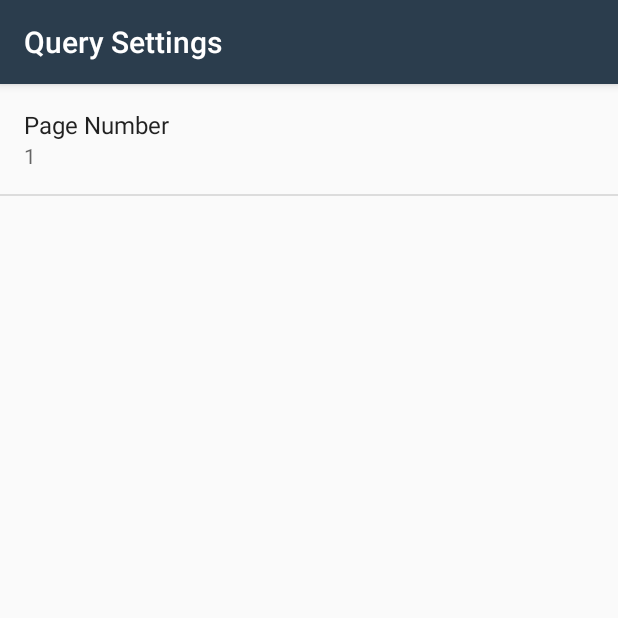
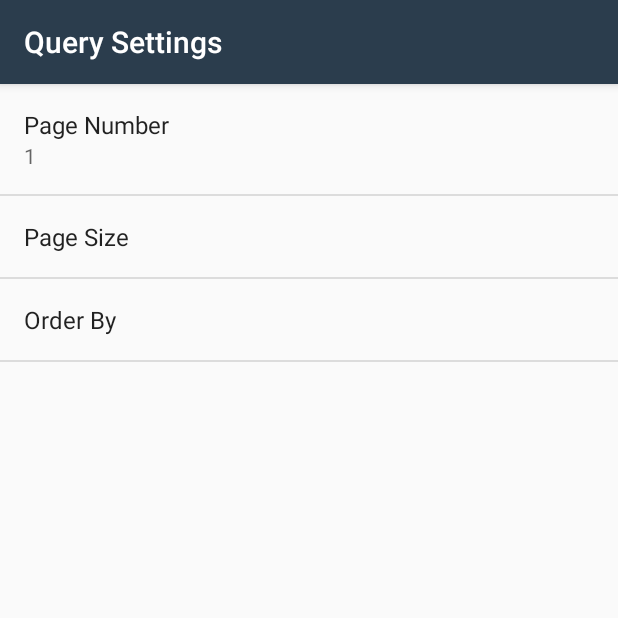
Before and after one commit to WillMcIntosh/NewsApp, an Android app: the SettingsActivity screen opened directly, with no data from a screen before it, on a phone screen of 412 x 824 dp, the top half of it. Run offline under Robolectric (Android 15) with nearby library versions, the phone set to English and light mode, and no system bars.

Commit message:
added page size preference.

```diff
--- /dev/null
+++ b/app/src/main/res/values/arrays.xml
@@ -0,0 +1,14 @@
+<?xml version="1.0" encoding="utf-8"?>
+<resources>
+    <string-array name="settings_order_by_labels">
+        <item>@string/settings_order_by_newest_label</item>
+        <item>@string/settings_order_by_oldest_label</item>
+        <item>@string/settings_order_by_relevance_label</item>
+    </string-array>
+
+    <string-array name="settings_order_by_values">
+        <item>@string/settings_order_by_newest_value</item>
+        <item>@string/settings_order_by_oldest_value</item>
+        <item>@string/settings_order_by_relevance_value</item>
+    </string-array>
+</resources>
--- a/app/src/main/res/values/strings.xml
+++ b/app/src/main/res/values/strings.xml
@@ -8,12 +8,17 @@
 
     <!--settings preference strings-->
     <string name="settings_page_number_label">Page Number</string>
-    <string name="settings_page_number_key" translatable="false">page_number</string>
+    <string name="settings_page_number_key" translatable="false">page</string>
     <string name="settings_page_number_default" translatable="false">1</string>
+
+    <string name="settings_page_size_label">Page Size</string>
+    <string name="settings_page_size_key" translatable="false">page-size</string>
+    <string name="settings_page_size_default" translatable="false">10</string>
+
 
     <!-- Strings For Order-By Preference [CHAR LIMIT=30] -->
     <string name="settings_order_by_label">Order By</string>
-    <string name="settings_order_by_key" translatable="false">order_by</string>
+    <string name="settings_order_by_key" translatable="false">order-by</string>
     <string name="settings_order_by_default" translatable="false">@string/settings_order_by_newest_value</string>
 
     <!-- Label for order-by newest option [CHAR LIMIT=20] -->
--- a/app/src/main/res/xml/settings_main.xml
+++ b/app/src/main/res/xml/settings_main.xml
@@ -8,5 +8,19 @@
         android:selectAllOnFocus="true"
         android:title="@string/settings_page_number_label" />
 
+    <EditTextPreference
+        android:defaultValue="@string/settings_page_size_default"
+        android:inputType="numberDecimal"
+        android:key="@string/settings_page_size_key"
+        android:selectAllOnFocus="true"
+        android:title="@string/settings_page_size_label" />
+
+    <ListPreference
+        android:defaultValue="@string/settings_order_by_default"
+        android:entries="@array/settings_order_by_labels"
+        android:entryValues="@array/settings_order_by_values"
+        android:key="@string/settings_order_by_key"
+        android:title="@string/settings_order_by_label" />
+
 
 </PreferenceScreen>
```
